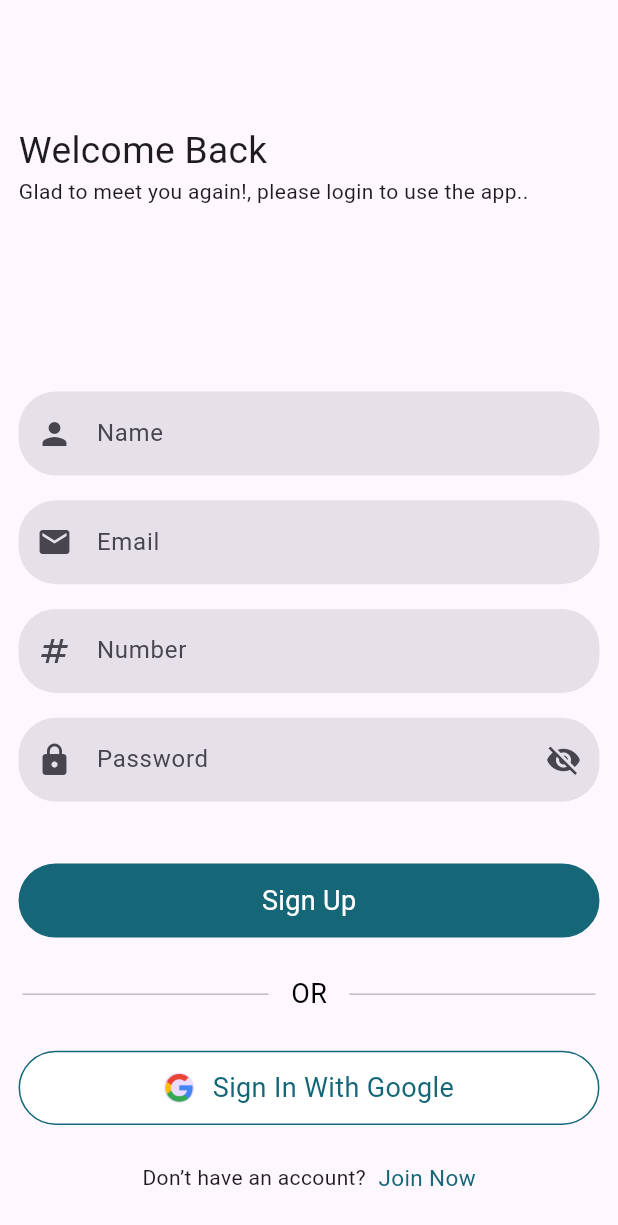
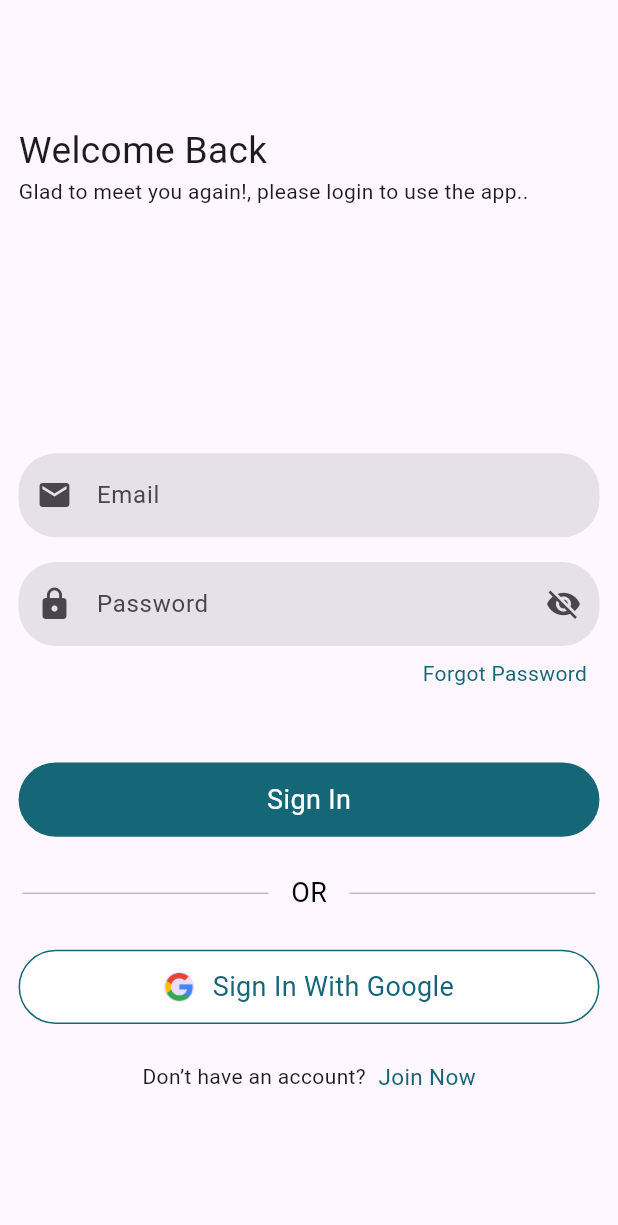
Before and after one commit to shahedroks/Salon-App, a Flutter app: the screen it shows after launch, on a phone screen of 412 x 824 dp. Shown: the top 1225 px of the screen. Run offline on Flutter 3.47's test engine with Material 3 defaults, Android fonts, the phone set to English and light mode, and no system bars; our stand-ins replace bloc, cloud_firestore, firebase_auth, firebase_core, flutter_bloc; accounts and stored records are empty.

Commit message:
Sign Design Change

```diff
--- /dev/null
+++ b/lib/app.dart
@@ -0,0 +1,32 @@
+import 'package:flutter/material.dart';
+import 'package:flutter_bloc/flutter_bloc.dart';
+import 'package:selon/pages/sign_related_page/signin_page.dart';
+import 'package:selon/pages/sign_related_page/state_management/bloc/signin_bloc.dart';
+
+class MyApp extends StatelessWidget {
+  const MyApp({super.key});
+
+  @override
+  Widget build(BuildContext context) {
+    return MultiBlocProvider(
+      providers: [BlocProvider(create: (_) => SigninBloc())],
+      child: MaterialApp(
+        theme: ThemeData(
+          inputDecorationTheme: InputDecorationTheme(
+            filled: true,
+            border: OutlineInputBorder(
+              borderSide: BorderSide.none,
+              borderRadius: BorderRadius.circular(25),
+            ),
+          ),
+        ),
+        initialRoute: "/",
+        routes: {
+          "/": (context) => SignInPage(),
+          // "/sign_up_page": (context) => SignUpPage(),
+          // "/users_home_page": (context) => UsersHomePage(), // users_home_page
+        },
+      ),
+    );
+  }
+}
--- a/lib/main.dart
+++ b/lib/main.dart
@@ -1,33 +1,9 @@
 import 'package:firebase_core/firebase_core.dart';
 import 'package:flutter/material.dart';
-import 'package:flutter_bloc/flutter_bloc.dart';
-import 'package:selon/pages/home_page/users_home_page.dart';
-import 'package:selon/pages/signIn_page/signin_page.dart';
-import 'package:selon/pages/signin_page/state_management/bloc/signin_bloc.dart';
-import 'package:selon/pages/signup_page/signup_page.dart';
+import 'package:selon/app.dart';
 
-void main()async {
+void main() async {
   WidgetsFlutterBinding.ensureInitialized();
   await Firebase.initializeApp();
   runApp(const MyApp());
 }
-
-
-
-class MyApp extends StatelessWidget {
-  const MyApp({super.key});
-
-  @override
-  Widget build(BuildContext context) {
-    return MultiBlocProvider(
-      providers: [BlocProvider(create: (_) => SigninBloc())],
-      child: MaterialApp(
-        initialRoute: "/",
-        routes: {
-          "/": (context) => SignUpPage(),
-          "/users_home_page": (context) => UsersHomePage(),  // users_home_page
-        },
-      ),
-    );
-  }
-}
--- /dev/null
+++ b/lib/pages/sign_related_page/custom_widget/custom_text_form_feild.dart
@@ -0,0 +1,18 @@
+import 'package:flutter/material.dart';
+
+class CustomContainerTextFormFeild extends StatelessWidget {
+  final Widget? child;
+  CustomContainerTextFormFeild({super.key, this.child});
+
+  @override
+  Widget build(BuildContext context) {
+    final sizeWidth = MediaQuery.of(context).size.width;
+    final sizeHeight = MediaQuery.of(context).size.height;
+    return Container(
+      // height: sizeHeight * 0.06,
+      width: sizeWidth,
+      margin: EdgeInsets.symmetric(horizontal: sizeWidth * 0.03),
+      child: child,
+    );
+  }
+}
--- /dev/null
+++ b/lib/pages/sign_related_page/custom_widget/password_visibility.dart
@@ -0,0 +1,24 @@
+import 'package:flutter/material.dart';
+
+class PasswordVisibility extends StatefulWidget {
+  const PasswordVisibility({super.key});
+
+  @override
+  State<PasswordVisibility> createState() => _PasswordVisibilityState();
+}
+
+class _PasswordVisibilityState extends State<PasswordVisibility> {
+  bool obscureText = true;
+  @override
+  Widget build(BuildContext context) {
+    return IconButton(
+      onPressed: () {
+        setState(() {
+          obscureText = !obscureText;
+          print(obscureText);
+        });
+      },
+      icon: obscureText ? Icon(Icons.visibility_off) : Icon(Icons.visibility),
+    );
+  }
+}
--- a/lib/pages/signin_page/signin_page.dart
+++ b/lib/pages/sign_related_page/signin_page.dart
@@ -1,23 +1,21 @@
-import 'package:firebase_auth/firebase_auth.dart';
 import 'package:flutter/material.dart';
-import 'package:selon/pages/signIn_page/custom_widget/custom_text_form_feild.dart';
-import 'package:selon/pages/signin_page/custom_function/checker_controler.dart';
-import 'package:selon/pages/signin_page/custom_function/users_controler.dart';
+import 'package:selon/pages/sign_related_page/custom_widget/custom_text_form_feild.dart';
+import 'package:selon/pages/sign_related_page/custom_widget/password_visibility.dart';
+import 'package:selon/pages/sign_related_page/utils/checker_controler.dart';
+import 'package:selon/pages/sign_related_page/utils/users_controler.dart';
+
 import 'custom_widget/custom_divider.dart';
 import 'custom_widget/custom_signIn_button.dart';
 
 class SignInPage extends StatefulWidget {
   const SignInPage({super.key});
-
   @override
   State<SignInPage> createState() => _SignInPageState();
 }
+
 bool obscureText = true;
-bool suffixIcon = false;
-
-Checker checker =Checker();
+Checker checker = Checker();
 Users users = Users();
-
 TextEditingController email = TextEditingController();
 TextEditingController password = TextEditingController();
 final GlobalKey<FormState> isFormKey = GlobalKey<FormState>();
@@ -49,34 +47,26 @@ class _SignInPageState extends State<SignInPage> {
                 ),
               ),
               SizedBox(height: sizeHeight * 0.2),
-              CustomTextFormFeild(
-                // suffixIcon: null,
-                obscureText: false,
-                hintText: "Email",
-                controler: email,
-                // labelText: "Emial",
-                prefixIcon: Icons.email,
-                validator: (value) => checker.onEmailChecker(value),
-                onPressed: () {},
+              CustomContainerTextFormFeild(
+                child: TextFormField(
+                  decoration: InputDecoration(
+                    prefixIcon: Icon(Icons.email),
+                    hintText: "Email",
+                  ),
+                  validator: (value) => checker.onEmailChecker(value),
+                ),
               ),
               SizedBox(height: sizeHeight * 0.02),
-              CustomTextFormFeild(
-                validator: (value) => checker.onPasswordChecker(value),
-                suffixIcon: suffixIcon ? Icons.visibility : Icons.visibility_off,
-
-                hintText: "Password",
-                controler: password,
-                // labelText: "Password",
-                prefixIcon: Icons.lock,
-                obscureText: obscureText,
-                onPressed: () {
-                  setState(() {
-                    suffixIcon = !suffixIcon;
-                    obscureText = !obscureText;
-                  });
-                },
+              CustomContainerTextFormFeild(
+                child: TextFormField(
+                  obscureText: obscureText,
+                  decoration: InputDecoration(
+                    prefixIcon: Icon(Icons.lock),
+                    hintText: "Password",
+                    suffixIcon: PasswordVisibility(),
+                  ),
+                ),
               ),
-
               Container(
                 padding: EdgeInsets.symmetric(vertical: sizeHeight * 0.01),
                 margin: EdgeInsets.symmetric(horizontal: sizeWidth * 0.05),
@@ -90,13 +80,7 @@ class _SignInPageState extends State<SignInPage> {
               CustomSigninButton(
                 signIn: () {
                   if (isFormKey.currentState!.validate()) {
-                    users.signinAuth(email.text,password.text, context);
-                    // if(users == true){
-                    //   print("ok");
-                    //   Navigator.pushNamed(context, "/users_home_page");
-                    // }else {
-                    //   print("error loging");
-                    // }
+                    users.signinAuth(email.text, password.text, context);
                   }
                 },
                 text: "Sign In",
@@ -132,3 +116,9 @@ class _SignInPageState extends State<SignInPage> {
     );
   }
 }
+
+@override
+void Dispose() {
+  email.dispose();
+  password.dispose();
+}
--- a/lib/pages/signin_page/custom_widget/custom_text_form_feild.dart
+++ /dev/null
@@ -1,75 +0,0 @@
-import 'package:flutter/material.dart';
-
-class CustomTextFormFeild extends StatelessWidget {
-  String? hintText;
-  String? labelText;
-  var controler;
-  IconData? prefixIcon;
-  IconData? suffixIcon;
-  bool obscureText;
-  final String? Function(String?)? validator;
-  late VoidCallback? onPressed;
-  // bool passwordVisible;
-  // bool isVisibleIconShow;
-
-  // final VoidCallback passIcon;
-  // final VoidCallback valitation;
-
-  CustomTextFormFeild({
-    super.key,
-    this.hintText,
-    this.labelText,
-    this.controler,
-    this.prefixIcon,
-    this.suffixIcon,
-    required this.validator,
-    required this.onPressed,
-
-    // required this.valitation,
-    // required this.isVisibleIconShow,
-    // required this.passIcon,
-    required this.obscureText,
-  });
-
-  @override
-  Widget build(BuildContext context) {
-    final sizeWidth = MediaQuery.of(context).size.width;
-    final sizeHeight = MediaQuery.of(context).size.height;
-    return Container(
-      // height: sizeHeight * 0.06,
-      width: sizeWidth,
-      margin: EdgeInsets.symmetric(horizontal: sizeWidth * 0.03),
-      child: TextFormField(
-        // validator: ,
-        keyboardType: TextInputType.text,
-        obscureText: obscureText,
-        controller: controler,
-        validator: validator,
-        decoration: InputDecoration(
-          filled: true,
-
-          border: OutlineInputBorder(
-            borderSide: BorderSide.none,
-            borderRadius: BorderRadius.circular(25),
-          ),
-          prefixIcon: Icon(prefixIcon),
-          suffixIcon:
-              suffixIcon != null
-                  ? IconButton(onPressed: onPressed!, icon: Icon(suffixIcon))
-                  : null,
-
-          // enabledBorder: OutlineInputBorder(
-          //   borderRadius: BorderRadius.all(Radius.circular(25)),
-          //   borderSide: BorderSide(color: Colors.grey.shade400),
-          // ),
-          // focusedBorder: OutlineInputBorder(
-          //   borderRadius: BorderRadius.all(Radius.circular(25)),
-          //   borderSide: BorderSide(color: Colors.grey.shade400),
-          // ),
-          hintText: hintText,
-          labelText: labelText,
-        ),
-      ),
-    );
-  }
-}
```
Also changed, not shown: lib/pages/sign_related_page/signup_page.dart (renamed from lib/pages/signup_page/signup_page.dart, +12 -11 lines), lib/pages/sign_related_page/utils/users_controler.dart (renamed from lib/pages/signin_page/custom_function/users_controler.dart, +10 -11 lines), lib/pages/sign_related_page/custom_widget/custom_divider.dart (renamed from lib/pages/signin_page/custom_widget/custom_divider.dart), lib/pages/sign_related_page/custom_widget/custom_signIn_button.dart (renamed from lib/pages/signin_page/custom_widget/custom_signIn_button.dart), lib/pages/sign_related_page/state_management/bloc/signin_bloc.dart (renamed from lib/pages/signin_page/state_management/bloc/signin_bloc.dart), lib/pages/sign_related_page/state_management/bloc/signin_event.dart (renamed from lib/pages/signin_page/state_management/bloc/signin_event.dart), lib/pages/sign_related_page/state_management/bloc/signin_state.dart (renamed from lib/pages/signin_page/state_management/bloc/signin_state.dart), lib/pages/sign_related_page/utils/checker_controler.dart (renamed from lib/pages/signin_page/custom_function/checker_controler.dart).
